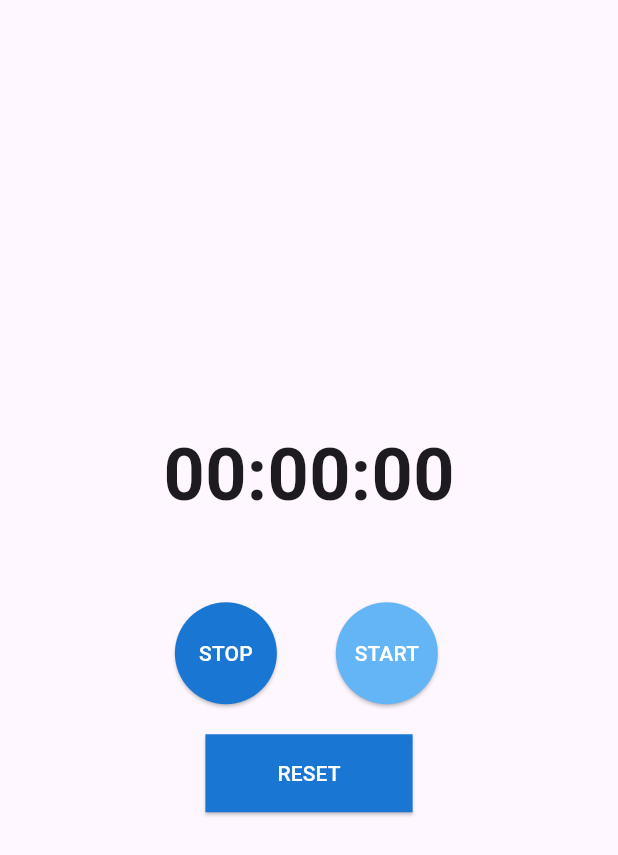
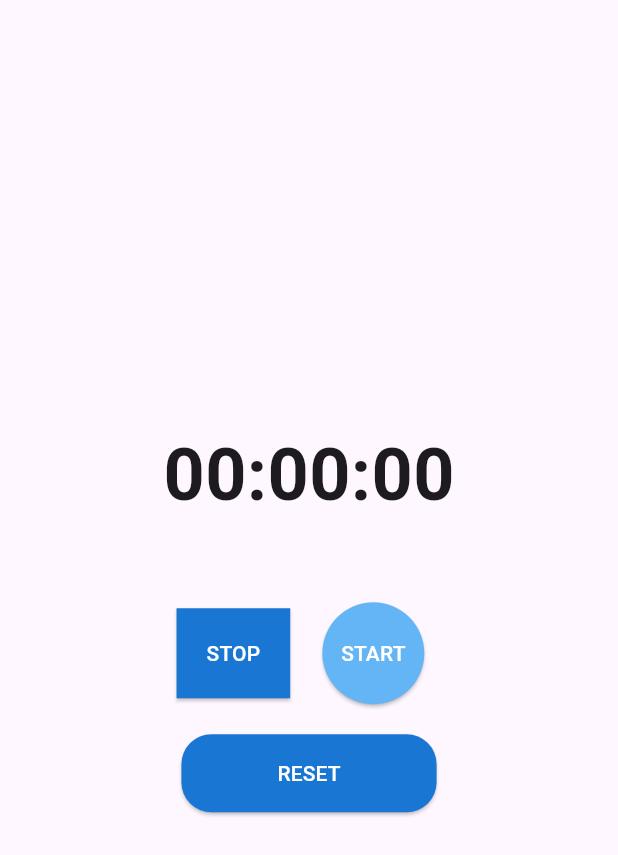
Before and after one commit to bigbenbigben/soloud_app, a Flutter app: the screen it shows after launch, on a phone screen of 412 x 824 dp. Shown: the top 855 px of the screen. Run offline on Flutter 3.47's test engine with Material 3 defaults, Android fonts, the phone set to English and light mode, and no system bars.

Commit message:
ボタンの形状変更

```diff
--- a/lib/main.dart
+++ b/lib/main.dart
@@ -83,12 +83,12 @@
                   onPressed: _stopTimer,
                   child: Text('STOP', style: TextStyle(color: Colors.white)), // 文字色を白に
                   style: ElevatedButton.styleFrom(
-                    shape: CircleBorder(),
-                    padding: EdgeInsets.all(24),
+                    shape: RoundedRectangleBorder(), // 正方形にするために修正
+                    padding: EdgeInsets.all(20),
                     backgroundColor: Colors.blue[700], // STOPボタンの色
                   ),
                 ),
-                SizedBox(width: 20),
+                SizedBox(width: 10),
                 ElevatedButton(
                   onPressed: _startTimer,
                   child: Text('START', style: TextStyle(color: Colors.white)), // 文字色を白に
@@ -105,8 +105,10 @@
               onPressed: _resetTimer,
               child: Text('RESET', style: TextStyle(color: Colors.white)), // 文字色を白に
               style: ElevatedButton.styleFrom(
-                shape: RoundedRectangleBorder(),
-                padding: EdgeInsets.symmetric(horizontal: 48, vertical: 16), // 長方形のサイズを設定
+                shape: RoundedRectangleBorder(
+                  borderRadius: BorderRadius.circular(20), // 角を丸くする
+                ),
+                padding: EdgeInsets.symmetric(horizontal: 64, vertical: 16), // 長方形のサイズを設定
                 backgroundColor: Colors.blue[700], // RESETボタンの色
               ),
             ),
```
